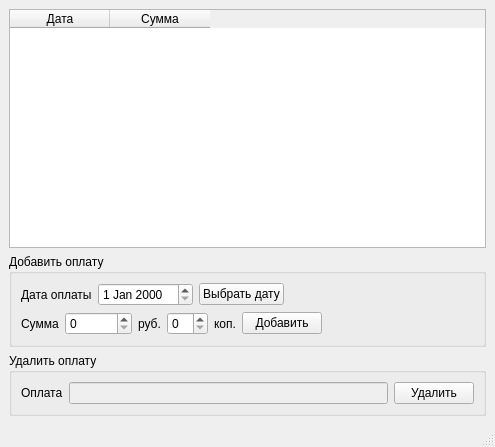
This is prilogenie/paymentwindow.ui in parlamentyor/auto_correct_plan as Qt 5 draws it before an edit. The edited form follows.
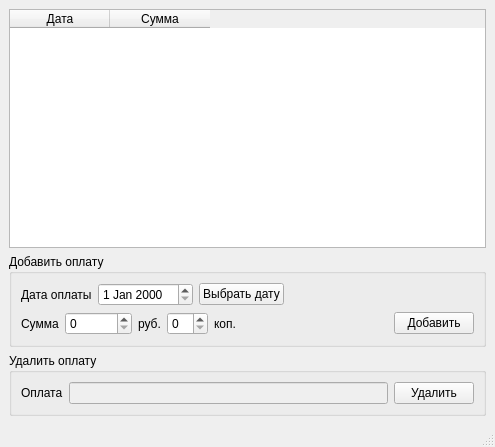
This is the edited form.

Diff of the .ui file:
```diff
--- a/prilogenie/paymentwindow.ui
+++ b/prilogenie/paymentwindow.ui
@@ -102,13 +102,6 @@
            </property>
           </widget>
          </item>
-         <item>
-          <widget class="QPushButton" name="pb_add_payment">
-           <property name="text">
-            <string>Добавить</string>
-           </property>
-          </widget>
-         </item>
          <item>
           <spacer name="horizontalSpacer">
            <property name="orientation">
@@ -122,6 +115,13 @@
            </property>
           </spacer>
          </item>
+         <item>
+          <widget class="QPushButton" name="pb_add_payment">
+           <property name="text">
+            <string>Добавить</string>
+           </property>
+          </widget>
+         </item>
         </layout>
        </item>
       </layout>
```
